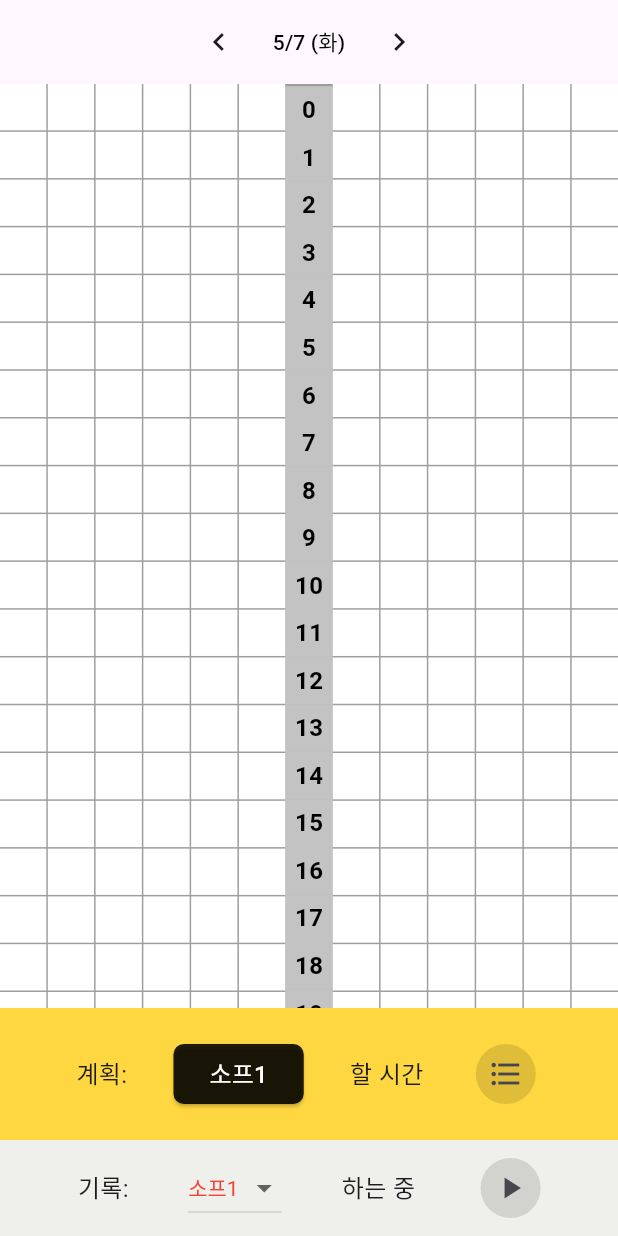
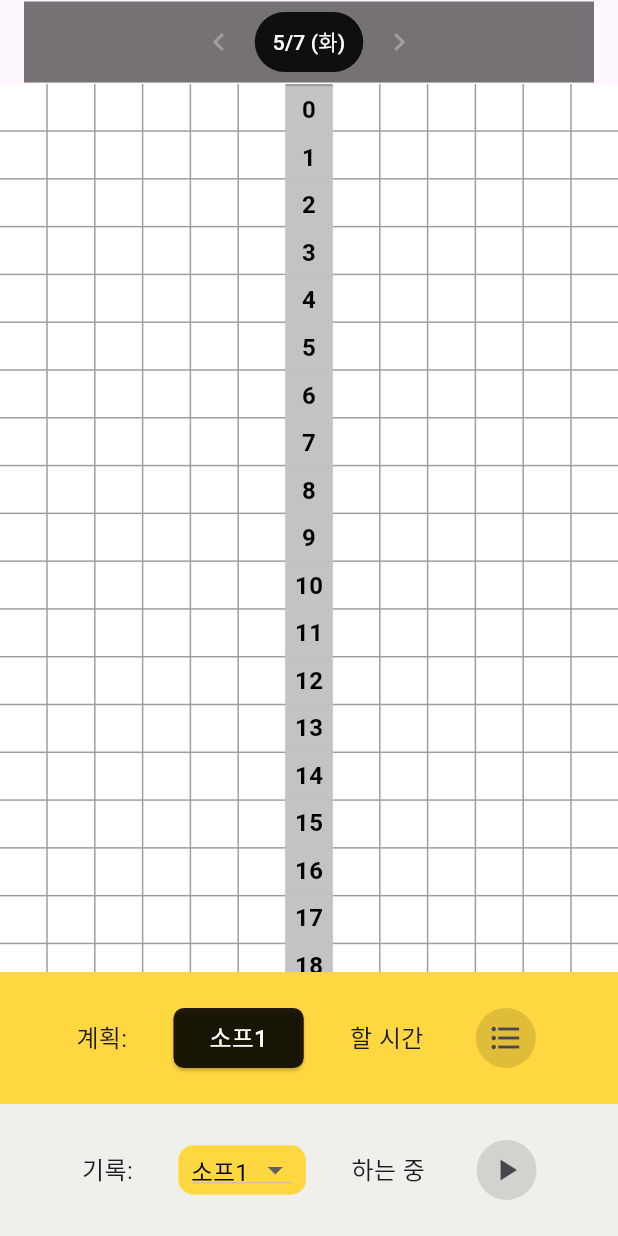
Before and after one commit to leejun00416/dashboard_rpm, a Flutter app: the SchedulePage screen opened directly, on a phone screen of 412 x 824 dp. Run offline on Flutter 3.47's test engine with Material 3 defaults, Android fonts, the phone set to English and light mode, and no system bars; our stand-ins replace cloud_firestore, firebase_auth, firebase_core, firebase_storage, flutter_time_picker_spinner, google_sign_in and 4 more; missing offline and left inert: flutter_state_notifier; accounts and stored records are empty.

Commit message:
메인화면 상단바, 드롭박스 버튼 디자인 수정

```diff
--- a/lib/screens/today_screen.dart
+++ b/lib/screens/today_screen.dart
@@ -27,6 +27,7 @@ class MyApp extends StatelessWidget {
   }
 }
 
+
 class SchedulePage extends StatefulWidget {
   @override
   _SchedulePageState createState() => _SchedulePageState();
@@ -45,14 +46,22 @@ class _SchedulePageState extends State<SchedulePage> {
   Widget build(BuildContext context) {
     return Scaffold(
       appBar: AppBar(
-        title: Row(
+        title: Container(
+          color: Colors.black54,
+          padding: EdgeInsets.fromLTRB(0, 3, 0, 3),
+
+          child: Row(
             mainAxisAlignment: MainAxisAlignment.center,
             children: [
               IconButton(
                 icon: Icon(Icons.keyboard_arrow_left),
+                color: Colors.grey,
                 onPressed: () {},
               ),
               TextButton(
+                style: OutlinedButton.styleFrom(
+                  backgroundColor: Colors.black87,
+                ),
                 onPressed: () {
                   showDialog(
                     context: context,
@@ -71,13 +80,15 @@ class _SchedulePageState extends State<SchedulePage> {
                     },
                   );
                 },
-              child: Text('5/7 (화)', style: TextStyle(color: Colors.black)),
+                child: Text('5/7 (화)', style: TextStyle(color: Colors.white)),
               ),
               IconButton(
                 icon: Icon(Icons.keyboard_arrow_right),
+                color: Colors.grey,
                 onPressed: () {},
               ),
             ],
+          ),
         ),
       ),
       body: Column(
@@ -266,21 +277,31 @@ class _PlannerActionBar2State extends State<PlannerActionBar2> {
   @override
   Widget build(BuildContext context) {
     return Container(
-      padding: EdgeInsets.all(8.0),
+      padding: EdgeInsets.all(20.0),
       color: const Color(0xffefefeb),
       child: Row(
         mainAxisAlignment: MainAxisAlignment.spaceEvenly,
         children: [
           Text(' 기록:', style: TextStyle(fontSize: 16.0)),
-          DropdownButton<String>(
+
+          Container(
+            width: 85,
+            height: 33,
+            alignment: Alignment.center,
+            //color: Colors.amberAccent,
+            decoration: BoxDecoration(
+                color: Colors.amberAccent,
+                borderRadius: BorderRadius.all(Radius.circular(10))
+            ),
+            child: DropdownButton<String>(
               value: _selectedItem,
               style: TextStyle(
-              color: Colors.red,
+                color: Colors.black,
               ),
               items: _dropdownItems.map((String value) {
                 return DropdownMenuItem<String>(
                   value: value,
-                child: Text(value),
+                  child: Text(value, style: TextStyle(fontSize: 16.0)),
                 );
               }).toList(),
               onChanged: (newValue) {
@@ -288,6 +309,7 @@ class _PlannerActionBar2State extends State<PlannerActionBar2> {
                   _selectedItem = newValue!;
                 });
               },
+            ),
           ),
           Text('하는 중', style: TextStyle(fontSize: 16.0)),
           IconButton(
```
Lines whose indentation alone changed are shown as unchanged.
